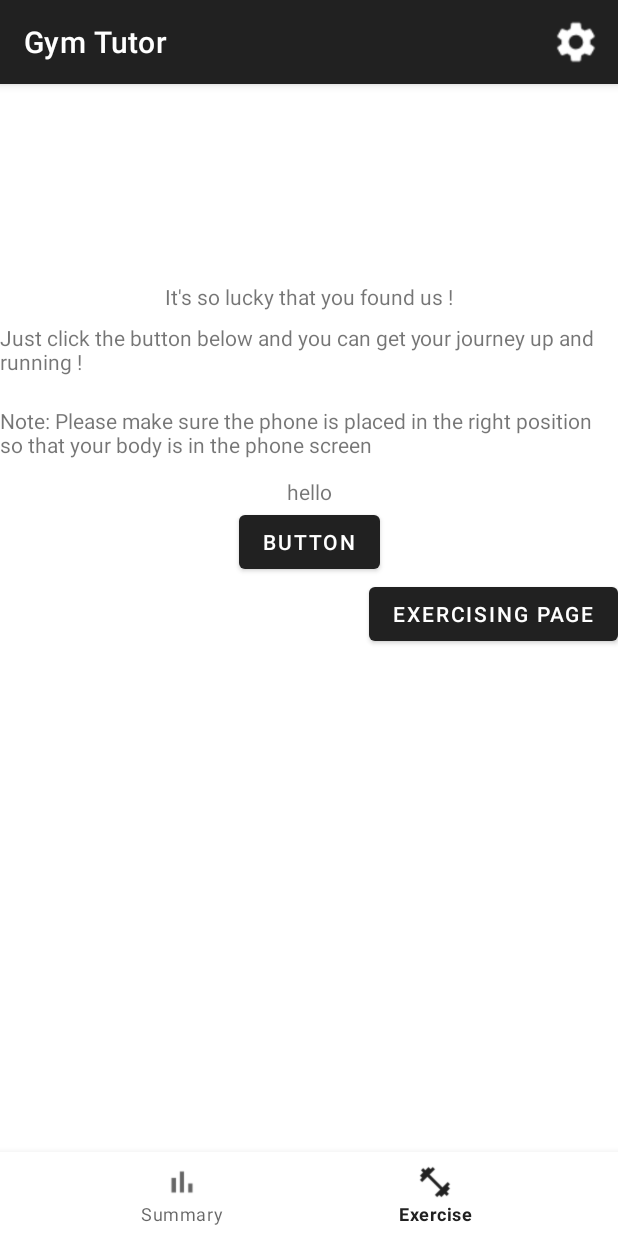
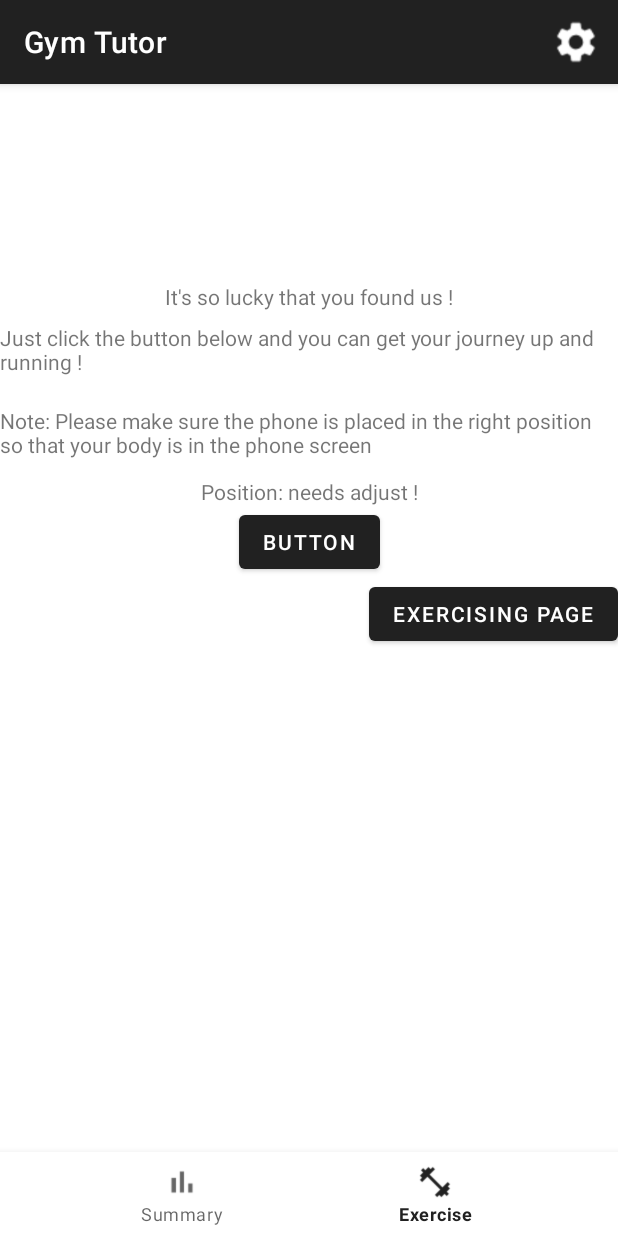
Before and after one commit to gym-tutor/android, an Android app: the ExerciseFragment screen opened through its navigation route, on a phone screen of 412 x 824 dp. Run offline under Robolectric (Android 15) with nearby library versions, the phone set to English and light mode, and no system bars; our stand-ins replace navigation-ui; 9 statements that could not run were skipped.

Commit message:
gyroscope small progress. still some glich

```diff
--- a/app/src/main/java/com/gymandroid/MainActivity.kt
+++ b/app/src/main/java/com/gymandroid/MainActivity.kt
@@ -1,38 +1,32 @@
 package com.gymandroid
 
 import android.content.Context
-import android.content.Context.SENSOR_SERVICE
 import android.content.Intent
 import android.hardware.Sensor
 import android.hardware.SensorEvent
 import android.hardware.SensorEventListener
 import android.hardware.SensorManager
 import android.os.Bundle
-import android.text.Editable
-import android.util.Log
 import android.view.View
 import android.widget.TextView
-import android.widget.Toast
-import android.widget.Toast.*
+import android.widget.Toast.LENGTH_SHORT
+import android.widget.Toast.makeText
 import androidx.appcompat.app.AppCompatActivity
 import androidx.appcompat.app.AppCompatDelegate
 import androidx.navigation.findNavController
 import androidx.navigation.ui.setupWithNavController
 import com.google.android.material.bottomnavigation.BottomNavigationView
+import com.gymandroid.ui.exercise.ExercisingActivity
 import kotlinx.android.synthetic.main.activity_main.*
 import kotlinx.android.synthetic.main.fragment_exercise.*
 import com.gymandroid.ui.exercise.excerciseListActivity as excerciseListActivity1
-import com.gymandroid.ui.exercise.ExercisingActivity
-import com.gymandroid.ui.summary.Record
-import kotlinx.android.synthetic.main.fragment_exercise.view.*
-import java.time.LocalDate
-import java.time.LocalDateTime
 
 class MainActivity : AppCompatActivity() {
 
     var sensorManager: SensorManager? = null
     var sensor: Sensor? = null
 
+    var textY: TextView? = null
 
     override fun onCreate(savedInstanceState: Bundle?) {
         if (AppCompatDelegate.getDefaultNightMode() == AppCompatDelegate.MODE_NIGHT_YES) {
@@ -43,6 +37,10 @@
         super.onCreate(savedInstanceState)
         setContentView(R.layout.activity_main)
         val navView: BottomNavigationView = findViewById(R.id.nav_view)
+        ///////////////////////////////////////////////////////////////////////
+        textY = findViewById(R.id.is_pos)
+        textY?.text = "Y : " + " rad/s"
+        //////////////////////////////////////////////////////////////////////
 
         val navController = findNavController(R.id.nav_host_fragment)
         navView.setupWithNavController(navController)
@@ -104,21 +102,18 @@
         sensorManager!!.unregisterListener(gyroListener)
     }
 
-    fun String.toEditable(): Editable = Editable.Factory.getInstance().newEditable(this)
+//    fun String.toEditable(): Editable = Editable.Factory.getInstance().newEditable(this)
 
 
     private var gyroListener: SensorEventListener = object : SensorEventListener {
         override fun onAccuracyChanged(sensor: Sensor, acc: Int) {}
+
         override fun onSensorChanged(event: SensorEvent) {
             val x = event.values[0]
             val y = event.values[1]
             val z = event.values[2]
 
-//            is_pos.setText("hello").toString()
-
-
-//            val textView = findViewById<TextView>(R.id.is_pos)
-//            makeText(this@MainActivity, textView.text, LENGTH_SHORT).show();
+            is_pos?.text = "Y : " + y.toInt() + " rad/s"
         }
     }
 }
--- a/app/src/main/java/com/gymandroid/ui/exercise/ExerciseFragment.kt
+++ b/app/src/main/java/com/gymandroid/ui/exercise/ExerciseFragment.kt
@@ -32,13 +32,13 @@
 //        viewmodel.text.observe(viewLifecycleOwner, Observer {
 //            textView.text = it
 //        })
-        val isPos = root.findViewById<TextView>(R.id.is_pos)
-        Log.d("isPos", isPos.toString())
+//        val isPos = root.findViewById<TextView>(R.id.is_pos)
+//        Log.d("isPos", isPos.toString())
 
         // To avoid null pointer exception on is_pos, need to use root.is_pos instead in fragments
         // Synthetic properties generated by Kotlin Android Extensions plugin needs a view for Fragment/Activity to be set before hand.
         // https://stackoverflow.com/a/51674381/12208834
-        root.is_pos.text = "hello"
+        //root.is_pos.text = "hello"
         return root
     }
 
```
